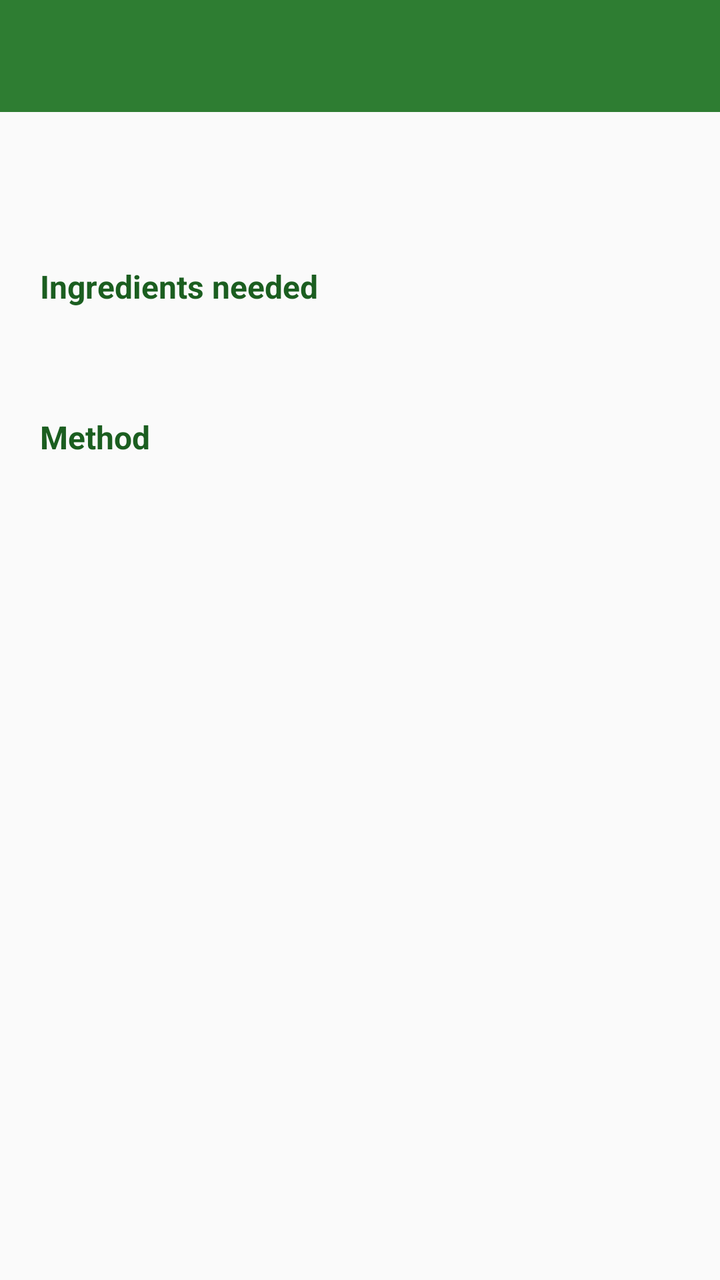
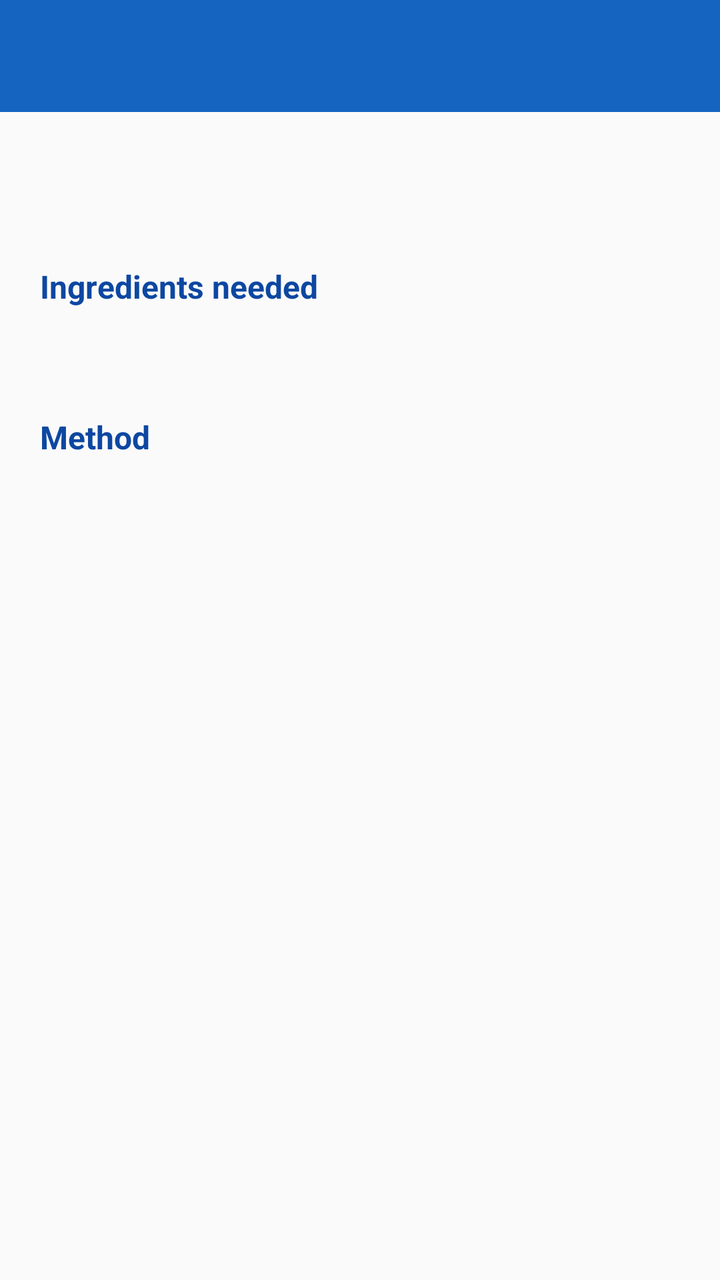

Two renders of the same Android screen: before a commit and after it. Below are the layout's source before the change and the commit's diff.
<!-- AndroidManifest.xml: application theme Theme.SmartPantry -->
<!-- res/layout/activity_recipe_detail.xml -->
<?xml version="1.0" encoding="utf-8"?>
<LinearLayout xmlns:android="http://schemas.android.com/apk/res/android" xmlns:app="http://schemas.android.com/apk/res-auto" android:layout_width="match_parent" android:layout_height="match_parent" android:background="@color/background" android:orientation="vertical"><androidx.appcompat.widget.Toolbar android:id="@+id/toolbar" android:layout_width="match_parent" android:layout_height="?attr/actionBarSize" android:background="@color/pantry_green" app:titleTextColor="@color/white"/><ScrollView android:layout_width="match_parent" android:layout_height="match_parent"><LinearLayout android:layout_width="match_parent" android:layout_height="wrap_content" android:orientation="vertical" android:padding="20dp"><TextView android:id="@+id/text_detail_name" android:layout_width="match_parent" android:layout_height="wrap_content" android:textColor="@color/text_primary" android:textSize="24sp" android:textStyle="bold"/><TextView android:layout_width="wrap_content" android:layout_height="wrap_content" android:layout_marginTop="24dp" android:text="@string/label_ingredients_needed" android:textColor="@color/pantry_green_dark" android:textSize="16sp" android:textStyle="bold"/><TextView android:id="@+id/text_detail_ingredients" android:layout_width="match_parent" android:layout_height="wrap_content" android:layout_marginTop="8dp" android:lineSpacingExtra="5dp" android:textColor="@color/text_primary" android:textSize="16sp"/><TextView android:layout_width="wrap_content" android:layout_height="wrap_content" android:layout_marginTop="24dp" android:text="@string/label_method" android:textColor="@color/pantry_green_dark" android:textSize="16sp" android:textStyle="bold"/><TextView android:id="@+id/text_detail_method" android:layout_width="match_parent" android:layout_height="wrap_content" android:layout_marginTop="8dp" android:lineSpacingExtra="4dp" android:textColor="@color/text_primary" android:textSize="16sp"/></LinearLayout></ScrollView></LinearLayout>
<!-- resources referenced by this layout -->
<resources>
  <color name="background">#FAFAFA</color>
  <color name="pantry_green">#2E7D32</color>
  <color name="pantry_green_dark">#1B5E20</color>
  <color name="text_primary">#212121</color>
  <color name="white">#FFFFFF</color>
  <string name="label_ingredients_needed">Ingredients needed</string>
  <string name="label_method">Method</string>
  <style name="Theme.SmartPantry" parent="Theme.MaterialComponents.DayNight.NoActionBar"><item name="colorPrimary">@color/pantry_green</item><item name="colorPrimaryDark">@color/pantry_green_dark</item><item name="colorAccent">@color/pantry_accent</item><item name="android:windowBackground">@color/background</item><item name="android:statusBarColor" tools:targetApi="l">@color/pantry_green_dark</item></style>
  <color name="pantry_accent">#FF8F00</color>
</resources>

<!-- the commit's change to res/layout/activity_recipe_detail.xml (unified diff, before → after) -->
@@ -1,2 +1,72 @@
 <?xml version="1.0" encoding="utf-8"?>
-<LinearLayout xmlns:android="http://schemas.android.com/apk/res/android" xmlns:app="http://schemas.android.com/apk/res-auto" android:layout_width="match_parent" android:layout_height="match_parent" android:background="@color/background" android:orientation="vertical"><androidx.appcompat.widget.Toolbar android:id="@+id/toolbar" android:layout_width="match_parent" android:layout_height="?attr/actionBarSize" android:background="@color/pantry_green" app:titleTextColor="@color/white"/><ScrollView android:layout_width="match_parent" android:layout_height="match_parent"><LinearLayout android:layout_width="match_parent" android:layout_height="wrap_content" android:orientation="vertical" android:padding="20dp"><TextView android:id="@+id/text_detail_name" android:layout_width="match_parent" android:layout_height="wrap_content" android:textColor="@color/text_primary" android:textSize="24sp" android:textStyle="bold"/><TextView android:layout_width="wrap_content" android:layout_height="wrap_content" android:layout_marginTop="24dp" android:text="@string/label_ingredients_needed" android:textColor="@color/pantry_green_dark" android:textSize="16sp" android:textStyle="bold"/><TextView android:id="@+id/text_detail_ingredients" android:layout_width="match_parent" android:layout_height="wrap_content" android:layout_marginTop="8dp" android:lineSpacingExtra="5dp" android:textColor="@color/text_primary" android:textSize="16sp"/><TextView android:layout_width="wrap_content" android:layout_height="wrap_content" android:layout_marginTop="24dp" android:text="@string/label_method" android:textColor="@color/pantry_green_dark" android:textSize="16sp" android:textStyle="bold"/><TextView android:id="@+id/text_detail_method" android:layout_width="match_parent" android:layout_height="wrap_content" android:layout_marginTop="8dp" android:lineSpacingExtra="4dp" android:textColor="@color/text_primary" android:textSize="16sp"/></LinearLayout></ScrollView></LinearLayout>
+<LinearLayout xmlns:android="http://schemas.android.com/apk/res/android"
+    xmlns:app="http://schemas.android.com/apk/res-auto"
+    android:layout_width="match_parent"
+    android:layout_height="match_parent"
+    android:background="@color/background"
+    android:orientation="vertical">
+
+    <androidx.appcompat.widget.Toolbar
+        android:id="@+id/toolbar"
+        android:layout_width="match_parent"
+        android:layout_height="?attr/actionBarSize"
+        android:background="@color/primary_blue"
+        app:titleTextColor="@color/white" />
+
+    <ScrollView
+        android:layout_width="match_parent"
+        android:layout_height="match_parent">
+
+        <LinearLayout
+            android:layout_width="match_parent"
+            android:layout_height="wrap_content"
+            android:orientation="vertical"
+            android:padding="20dp">
+
+            <TextView
+                android:id="@+id/text_detail_name"
+                android:layout_width="match_parent"
+                android:layout_height="wrap_content"
+                android:textColor="@color/text_primary"
+                android:textSize="24sp"
+                android:textStyle="bold" />
+
+            <TextView
+                android:layout_width="wrap_content"
+                android:layout_height="wrap_content"
+                android:layout_marginTop="24dp"
+                android:text="@string/label_ingredients_needed"
+                android:textColor="@color/primary_blue_dark"
+                android:textSize="16sp"
+                android:textStyle="bold" />
+
+            <TextView
+                android:id="@+id/text_detail_ingredients"
+                android:layout_width="match_parent"
+                android:layout_height="wrap_content"
+                android:layout_marginTop="8dp"
+                android:lineSpacingExtra="5dp"
+                android:textColor="@color/text_primary"
+                android:textSize="16sp" />
+
+            <TextView
+                android:layout_width="wrap_content"
+                android:layout_height="wrap_content"
+                android:layout_marginTop="24dp"
+                android:text="@string/label_method"
+                android:textColor="@color/primary_blue_dark"
+                android:textSize="16sp"
+                android:textStyle="bold" />
+
+            <TextView
+                android:id="@+id/text_detail_method"
+                android:layout_width="match_parent"
+                android:layout_height="wrap_content"
+                android:layout_marginTop="8dp"
+                android:lineSpacingExtra="4dp"
+                android:textColor="@color/text_primary"
+                android:textSize="16sp" />
+
+        </LinearLayout>
+    </ScrollView>
+</LinearLayout>
<!-- resource entries referenced after the edit -->
@@ -1,13 +1,19 @@
 <!-- resources referenced by this layout -->
 <resources>
   <color name="background">#FAFAFA</color>
-  <color name="pantry_green">#2E7D32</color>
-  <color name="pantry_green_dark">#1B5E20</color>
+  <color name="primary_blue">#1565C0</color>
+  <color name="primary_blue_dark">#0D47A1</color>
   <color name="text_primary">#212121</color>
   <color name="white">#FFFFFF</color>
   <string name="label_ingredients_needed">Ingredients needed</string>
   <string name="label_method">Method</string>
-  <style name="Theme.SmartPantry" parent="Theme.MaterialComponents.DayNight.NoActionBar"><item name="colorPrimary">@color/pantry_green</item><item name="colorPrimaryDark">@color/pantry_green_dark</item><item name="colorAccent">@color/pantry_accent</item><item name="android:windowBackground">@color/background</item><item name="android:statusBarColor" tools:targetApi="l">@color/pantry_green_dark</item></style>
-  <color name="pantry_accent">#FF8F00</color>
+  <style name="Theme.SmartPantry" parent="Theme.MaterialComponents.DayNight.NoActionBar">
+          <item name="colorPrimary">@color/primary_blue</item>
+          <item name="colorPrimaryDark">@color/primary_blue_dark</item>
+          <item name="colorAccent">@color/accent_yellow</item>
+          <item name="android:windowBackground">@color/background</item>
+          <item name="android:statusBarColor" tools:targetApi="l">@color/primary_blue_dark</item>
+      </style>
+  <color name="accent_yellow">#FDD835</color>
 </resources>
 
